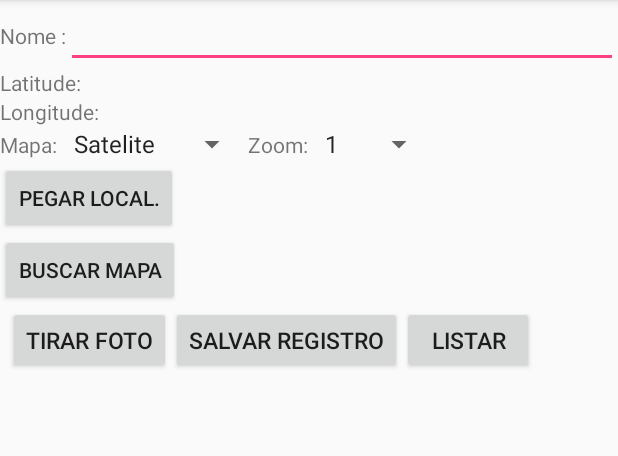
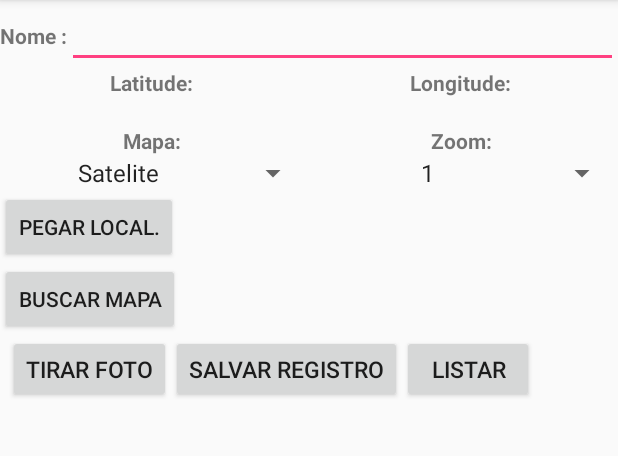
Before and after one commit to JuanHermann/TrabalhoGps, an Android app: the screen it shows after launch (MainActivity), after a tap on "PEGAR LOCAL.", on a phone screen of 412 x 824 dp, the part 84-540 px from its top. Run offline under Robolectric (Android 15) with nearby library versions, the phone set to English and light mode, and no system bars.

```diff
--- a/app/src/main/java/com/example/juan/trabalhogps/MainActivity.java
+++ b/app/src/main/java/com/example/juan/trabalhogps/MainActivity.java
@@ -38,7 +38,7 @@ public class MainActivity extends AppCompatActivity implements LocationListener
     private EditText etNome;
     private ImageView ivFoto;
     private Bitmap imageBitmap;
-    private ArrayList<LatLng> locations;
+    private ArrayList<LatLng> locais;
     private Spinner spMapa,spZoom;
     private static final String PREF_NAME = "pref";
     private int mapa,zoom;
@@ -55,7 +55,7 @@ public class MainActivity extends AppCompatActivity implements LocationListener
 
 
 
-        locations = new ArrayList<>();
+        locais = new ArrayList<>();
         etNome = (EditText) findViewById(R.id.etNome);
         ivFoto = (ImageView) findViewById(R.id.ivFoto);
         spMapa = (Spinner) findViewById(R.id.spMapa);
@@ -132,9 +132,10 @@ public class MainActivity extends AppCompatActivity implements LocationListener
 
 
     public void btnPegarLocalizacaoOnClick(View view) {
-        locations.add(new LatLng(lat, lon));
+        locais.add(new LatLng(lat, lon));
 
-        Toast.makeText(this, "lat :" + lat + "long: "+lon , Toast.LENGTH_LONG).show();
+        //Toast.makeText(this, "lat :" + lat + "long: "+lon , Toast.LENGTH_LONG).show();
+        Toast.makeText(this,"Localização Salva!" , Toast.LENGTH_LONG).show();
     }
 
     private void setarOpcoes() {
@@ -210,5 +211,9 @@ public class MainActivity extends AppCompatActivity implements LocationListener
     }
 
     public void btnBuscarMapaOnClick(View view) {
+        for (int i =0;i<5;i++) {
+            System.out.println(i);
+            Toast.makeText(this, "lat :" + locais.get(i).latitude + "long: " + locais.get(i).latitude, Toast.LENGTH_LONG).show();
+        }
     }
 }
--- a/app/src/main/java/com/example/juan/trabalhogps/MeuAdapter.java
+++ b/app/src/main/java/com/example/juan/trabalhogps/MeuAdapter.java
@@ -56,6 +56,8 @@ public class MeuAdapter extends BaseAdapter{
         View v = inflater.inflate (R.layout.elemento_listar,null);
 
         TextView tvDescricaoElemento = (TextView) v.findViewById(R.id.tvDescricaoListar);
+        TextView tvPerimetro = (TextView) v.findViewById(R.id.tvPerimetro);
+        TextView tvArea = (TextView) v.findViewById(R.id.tvArea);
         ImageView ivFotoElemento = (ImageView) v.findViewById(R.id.ivFotoListar);
         Button btnExcluir = (Button) v.findViewById(R.id.btnExcluir);
         final TextView id = (TextView) v.findViewById(R.id.tvId);
@@ -64,9 +66,13 @@ public class MeuAdapter extends BaseAdapter{
         registros.moveToPosition(i);
 
         final String descricaoDb = registros.getString(registros.getColumnIndex("nome"));
+        final String perimetroDb = registros.getString(registros.getColumnIndex("perimetro"));
+        final String areaDb = registros.getString(registros.getColumnIndex("area"));
         byte[] fotoDb = registros.getBlob(registros.getColumnIndex("foto"));
         Bitmap bitmapImage = BitmapFactory.decodeByteArray(fotoDb, 0, fotoDb.length);
         tvDescricaoElemento.setText(descricaoDb);
+        tvPerimetro.setText(perimetroDb);
+        tvArea.setText(areaDb);
         ivFotoElemento.setImageBitmap(bitmapImage);
         id.setText(registros.getString(registros.getColumnIndex("_id")));
 
--- a/app/src/main/res/layout/activity_main.xml
+++ b/app/src/main/res/layout/activity_main.xml
@@ -15,6 +15,7 @@
         <TextView
             android:layout_width="wrap_content"
             android:layout_height="wrap_content"
+            android:textStyle="bold"
             android:text="Nome :"
             />
 
@@ -25,29 +26,41 @@
             android:inputType="text"/>
     </LinearLayout>
     <LinearLayout
-        android:layout_width="wrap_content"
+        android:layout_width="fill_parent"
         android:layout_height="wrap_content"
         android:orientation="horizontal">
         <TextView
-            android:layout_width="wrap_content"
+            android:layout_width="0dp"
+            android:layout_weight=".50"
             android:layout_height="wrap_content"
+            android:textAlignment="center"
+            android:textStyle="bold"
             android:text="Latitude: "/>
+
         <TextView
-            android:layout_width="wrap_content"
+            android:layout_width="0dp"
+            android:layout_weight=".50"
             android:layout_height="wrap_content"
-            android:id="@+id/tvLatitude"/>
+            android:textAlignment="center"
+            android:textStyle="bold"
+            android:text="Longitude: "/>
+
     </LinearLayout>
     <LinearLayout
-        android:layout_width="wrap_content"
+        android:layout_width="fill_parent"
         android:layout_height="wrap_content"
         android:orientation="horizontal">
         <TextView
-            android:layout_width="wrap_content"
+            android:layout_width="0dp"
+            android:layout_weight=".50"
             android:layout_height="wrap_content"
-            android:text="Longitude: "/>
+            android:textAlignment="center"
+            android:id="@+id/tvLatitude"/>
         <TextView
-            android:layout_width="wrap_content"
+            android:layout_width="0dp"
+            android:layout_weight=".50"
             android:layout_height="wrap_content"
+            android:textAlignment="center"
             android:id="@+id/tvLongitude"/>
 
     </LinearLayout>
@@ -57,25 +70,37 @@
         android:orientation="horizontal">
 
         <TextView
-
-            android:layout_width="wrap_content"
+            android:layout_width="0dp"
+            android:layout_weight=".50"
             android:layout_height="wrap_content"
+            android:textAlignment="center"
+            android:textStyle="bold"
             android:text="Mapa: "/>
+        <TextView
+            android:layout_width="0dp"
+            android:layout_weight=".50"
+            android:layout_height="wrap_content"
+            android:textAlignment="center"
+            android:textStyle="bold"
+            android:text="Zoom: "/>
+    </LinearLayout>
+    <LinearLayout
+        android:layout_width="fill_parent"
+        android:layout_height="wrap_content"
+        android:orientation="horizontal">
         <Spinner
             android:id="@+id/spMapa"
-            android:layout_width="wrap_content"
-            android:layout_height="wrap_content"/>
+            android:layout_width="0dp"
+            android:layout_weight=".50"
+            android:layout_height="wrap_content"
+            android:textAlignment="center"/>
 
-
-        <TextView
-
-            android:layout_width="wrap_content"
-            android:layout_height="wrap_content"
-            android:text="Zoom: "/>
         <Spinner
             android:id="@+id/spZoom"
-            android:layout_width="wrap_content"
-            android:layout_height="wrap_content"/>
+            android:layout_width="0dp"
+            android:layout_weight=".50"
+            android:layout_height="wrap_content"
+            android:textAlignment="center"/>
     </LinearLayout>
     <Button
         android:text="Pegar Local."
```
Also changed, not shown: app/src/main/res/layout/elemento_listar.xml (+21 -2 lines).
